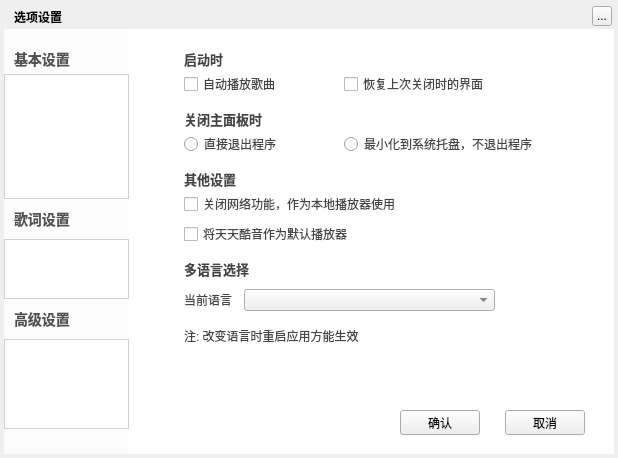
Above: TTKCore/musicUiKits/musicWidgetKits/musicsettingwidget.ui from Greedysky/TTKMusicPlayer before the change. Below: the same form after it.
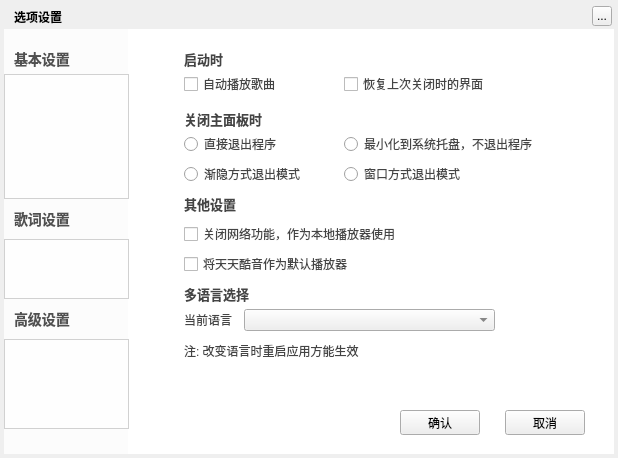
That is the form after the change. Custom widgets are drawn as their Qt base class.

Commit message: Add window quit mode choiced[031556]

```diff
--- a/TTKCore/musicUiKits/musicWidgetKits/musicsettingwidget.ui
+++ b/TTKCore/musicUiKits/musicWidgetKits/musicsettingwidget.ui
@@ -145,7 +145,7 @@
      <property name="geometry">
       <rect>
        <x>40</x>
-       <y>230</y>
+       <y>255</y>
        <width>100</width>
        <height>20</height>
       </rect>
@@ -163,7 +163,7 @@
      <property name="geometry">
       <rect>
        <x>100</x>
-       <y>260</y>
+       <y>280</y>
        <width>251</width>
        <height>22</height>
       </rect>
@@ -173,7 +173,7 @@
      <property name="geometry">
       <rect>
        <x>40</x>
-       <y>260</y>
+       <y>280</y>
        <width>61</width>
        <height>21</height>
       </rect>
@@ -189,7 +189,7 @@
      <property name="geometry">
       <rect>
        <x>40</x>
-       <y>295</y>
+       <y>310</y>
        <width>241</width>
        <height>24</height>
       </rect>
@@ -205,7 +205,7 @@
      <property name="geometry">
       <rect>
        <x>40</x>
-       <y>165</y>
+       <y>195</y>
        <width>321</width>
        <height>20</height>
       </rect>
@@ -218,7 +218,7 @@
      <property name="geometry">
       <rect>
        <x>40</x>
-       <y>195</y>
+       <y>225</y>
        <width>301</width>
        <height>20</height>
       </rect>
@@ -231,7 +231,7 @@
      <property name="geometry">
       <rect>
        <x>40</x>
-       <y>140</y>
+       <y>165</y>
        <width>60</width>
        <height>20</height>
       </rect>
@@ -263,6 +263,32 @@
       <string>关闭主面板时</string>
      </property>
     </widget>
+    <widget class="QRadioButton" name="quitOpacityRadioBox">
+     <property name="geometry">
+      <rect>
+       <x>40</x>
+       <y>135</y>
+       <width>131</width>
+       <height>20</height>
+      </rect>
+     </property>
+     <property name="text">
+      <string>渐隐方式退出模式</string>
+     </property>
+    </widget>
+    <widget class="QRadioButton" name="quitWindowRadioBox">
+     <property name="geometry">
+      <rect>
+       <x>200</x>
+       <y>135</y>
+       <width>201</width>
+       <height>20</height>
+      </rect>
+     </property>
+     <property name="text">
+      <string>窗口方式退出模式</string>
+     </property>
+    </widget>
    </widget>
    <widget class="QWidget" name="second">
     <widget class="QLabel" name="baseSetShotKeyWidget">
```
The commit also changes 13 other files.
